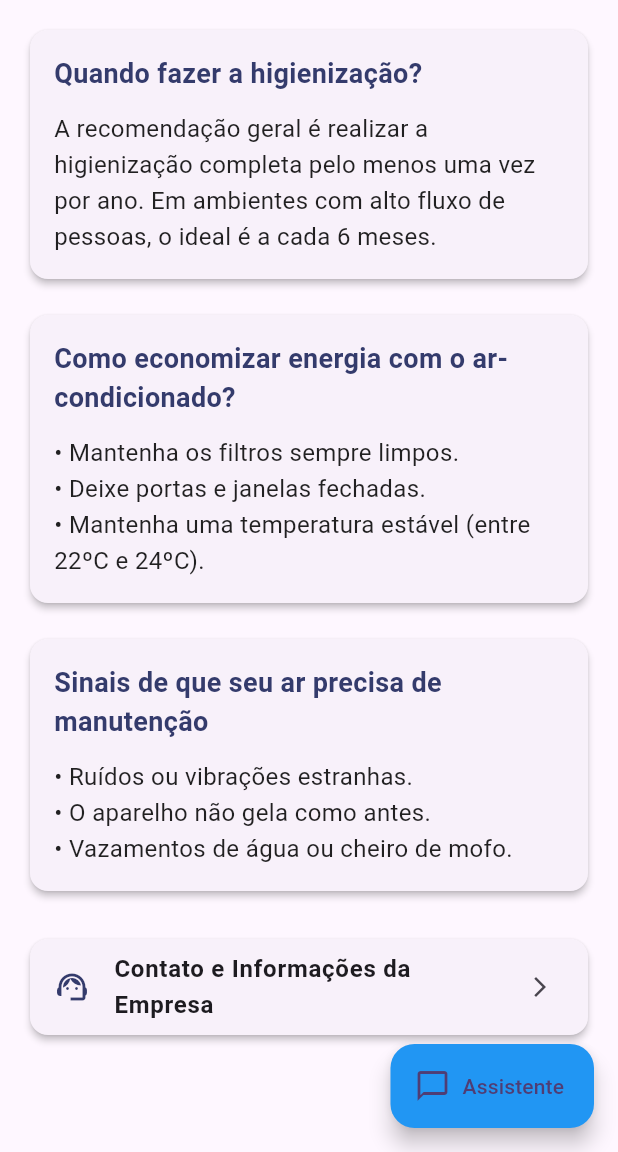
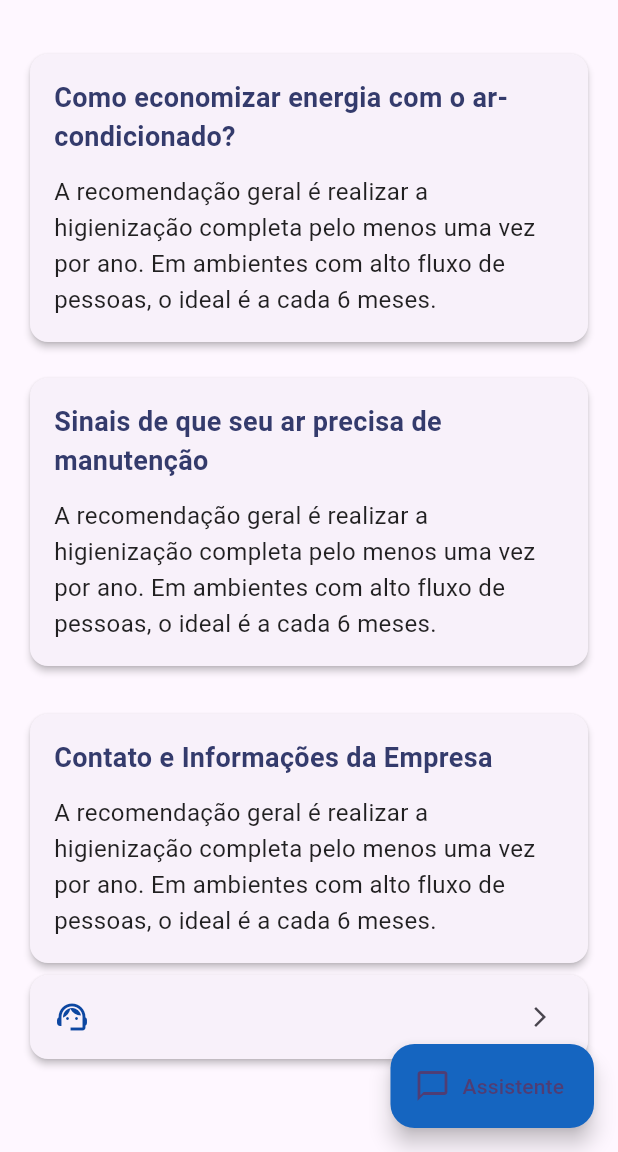
Before and after one commit to minoru-yamanaka/atalaia_ar_condicionados_flutter_application_1, a Flutter app: the InfoPage screen opened directly, on a phone screen of 412 x 824 dp, the part 84-1236 px from its top. Run offline on Flutter 3.47's test engine with Material 3 defaults, Android fonts, the phone set to English and light mode, and no system bars; our stand-ins replace font_awesome_flutter, shared_preferences; accounts and stored records are empty.

Commit message:
page localizacao  ajustes

```diff
--- a/lib/Pages/info_page.dart
+++ b/lib/Pages/info_page.dart
@@ -1,3 +1,5 @@
+import 'package:atalaia_ar_condicionados_flutter_application/Config/app_colors.dart';
+import 'package:atalaia_ar_condicionados_flutter_application/Widgets/info_card.dart';
 import 'package:flutter/material.dart';
 import 'package:atalaia_ar_condicionados_flutter_application/Pages/localizacao_page.dart';
 // IMPORTANTE: Importe o novo widget do chatbot que criamos
@@ -41,16 +43,17 @@ class InfoPage extends StatelessWidget {
 
     return Scaffold(
       appBar: AppBar(
-        title: const Text('Informações e Dicas'),
+        title: Text('Informações e Dicas'),
         backgroundColor: Colors.white,
         elevation: 1,
       ),
       // Adicionamos o botão flutuante aqui
       floatingActionButton: FloatingActionButton.extended(
         onPressed: () => _openChatbot(context),
-        icon: const Icon(Icons.chat_bubble_outline),
-        label: const Text("Assistente"),
-        backgroundColor: Colors.blue,
+        icon: Icon(Icons.chat_bubble_outline),
+        label: Text("Assistente"),
+        // backgroundColor: Colors.blue,
+        backgroundColor: Colors.blue.shade800,
       ),
       body: ListView(
         padding: const EdgeInsets.all(
@@ -58,75 +61,26 @@ class InfoPage extends StatelessWidget {
         ).copyWith(bottom: 80), // Espaço extra no final para o FAB não cobrir
         children: [
           // --- Seus Cards de informação permanecem os mesmos ---
-          Card(
-            elevation: 2,
-            shape: RoundedRectangleBorder(
-              borderRadius: BorderRadius.circular(12),
-            ),
-            child: const Padding(
-              padding: EdgeInsets.all(16.0),
-              child: Column(
-                crossAxisAlignment: CrossAxisAlignment.start,
-                children: [
-                  Text("Quando fazer a higienização?", style: titleStyle),
-                  SizedBox(height: 12),
-                  Text(
-                    "A recomendação geral é realizar a higienização completa pelo menos uma vez por ano. Em ambientes com alto fluxo de pessoas, o ideal é a cada 6 meses.",
-                    style: contentStyle,
-                  ),
-                ],
-              ),
-            ),
+          SizedBox(height: 16),
+          InfoCard(
+            title: "Como economizar energia com o ar-condicionado?",
+            text:
+                "• Mantenha os filtros sempre limpos.\n• Deixe portas e janelas fechadas.\n• Mantenha uma temperatura estável (entre 22ºC e 24ºC).",
           ),
+
           const SizedBox(height: 16),
-          Card(
-            elevation: 2,
-            shape: RoundedRectangleBorder(
-              borderRadius: BorderRadius.circular(12),
-            ),
-            child: const Padding(
-              padding: EdgeInsets.all(16.0),
-              child: Column(
-                crossAxisAlignment: CrossAxisAlignment.start,
-                children: [
-                  Text(
-                    "Como economizar energia com o ar-condicionado?",
-                    style: titleStyle,
-                  ),
-                  SizedBox(height: 12),
-                  Text(
-                    "• Mantenha os filtros sempre limpos.\n• Deixe portas e janelas fechadas.\n• Mantenha uma temperatura estável (entre 22ºC e 24ºC).",
-                    style: contentStyle,
-                  ),
-                ],
-              ),
-            ),
+          InfoCard(
+            title: "Sinais de que seu ar precisa de manutenção",
+            text:
+                "• Ruídos ou vibrações estranhas.\n• O aparelho não gela como antes.\n• Vazamentos de água ou cheiro de mofo.",
           ),
-          const SizedBox(height: 16),
-          Card(
-            elevation: 2,
-            shape: RoundedRectangleBorder(
-              borderRadius: BorderRadius.circular(12),
-            ),
-            child: const Padding(
-              padding: EdgeInsets.all(16.0),
-              child: Column(
-                crossAxisAlignment: CrossAxisAlignment.start,
-                children: [
-                  Text(
-                    "Sinais de que seu ar precisa de manutenção",
-                    style: titleStyle,
-                  ),
-                  SizedBox(height: 12),
-                  Text(
-                    "• Ruídos ou vibrações estranhas.\n• O aparelho não gela como antes.\n• Vazamentos de água ou cheiro de mofo.",
-                    style: contentStyle,
-                  ),
-                ],
-              ),
-            ),
+
+          const SizedBox(height: 24),
+          InfoCard(
+            title: "Contato e Informações da Empresa",
+            text:
+                "• Ruídos ou vibrações estranhas.\n• O aparelho não gela como antes.\n• Vazamentos de água ou cheiro de mofo.",
           ),
-          const SizedBox(height: 24),
           Card(
             elevation: 2,
             shape: RoundedRectangleBorder(
@@ -135,10 +89,12 @@ class InfoPage extends StatelessWidget {
             child: ListTile(
               leading: const Icon(
                 Icons.support_agent,
-                color: Color(0xFF343B6C),
+                // color: Colors.blue.shade800
+                color: AppColors.primaryColor,
+                // color: Color(0xFF343B6C),
               ),
               title: const Text(
-                'Contato e Informações da Empresa',
+                '',
                 style: TextStyle(fontWeight: FontWeight.bold),
               ),
               trailing: const Icon(Icons.arrow_forward_ios, size: 16),
```
